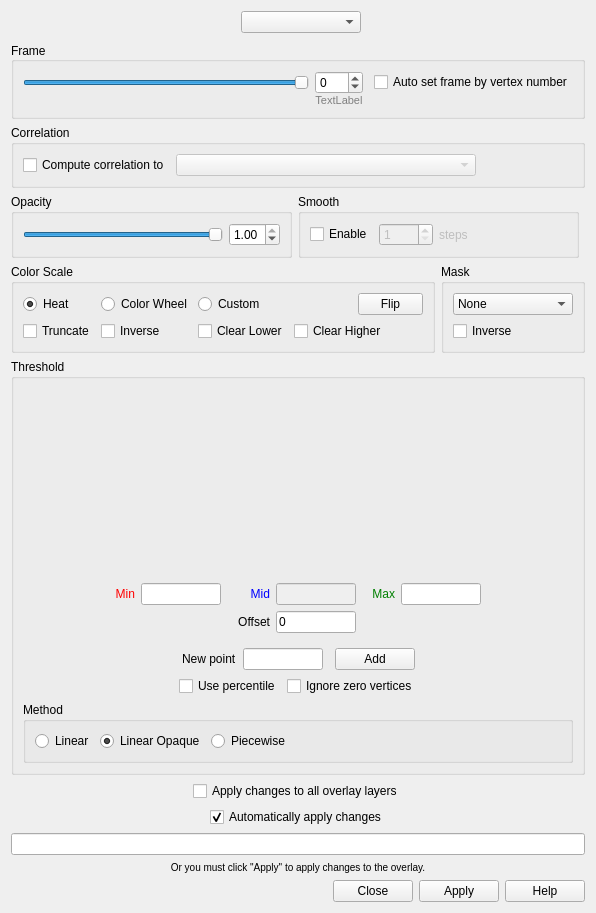
The window that freeview/WindowConfigureOverlay.ui (freesurfer/freesurfer) describes before a commit, drawn with Qt 5.
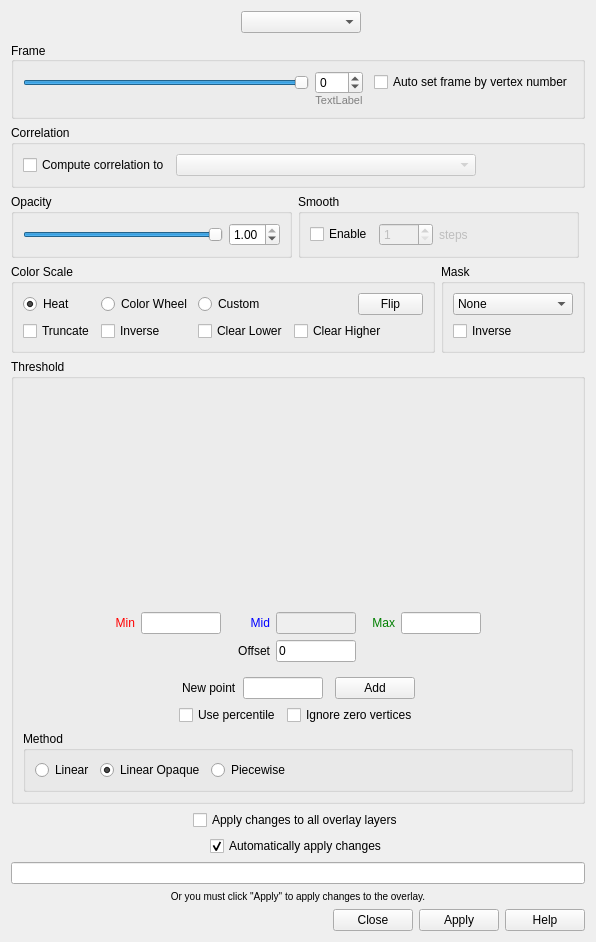
The same window after the commit. Custom widgets are drawn as their Qt base class.

Commit message: Change the key binding to alt+r for switching surface overlay

The edit to the form file:
```diff
--- a/freeview/WindowConfigureOverlay.ui
+++ b/freeview/WindowConfigureOverlay.ui
@@ -7,7 +7,7 @@
     <x>0</x>
     <y>0</y>
     <width>596</width>
-    <height>913</height>
+    <height>942</height>
    </rect>
   </property>
   <property name="windowTitle">
```
Left out of the diff: 2 changed lines with no effect on the pictures.
